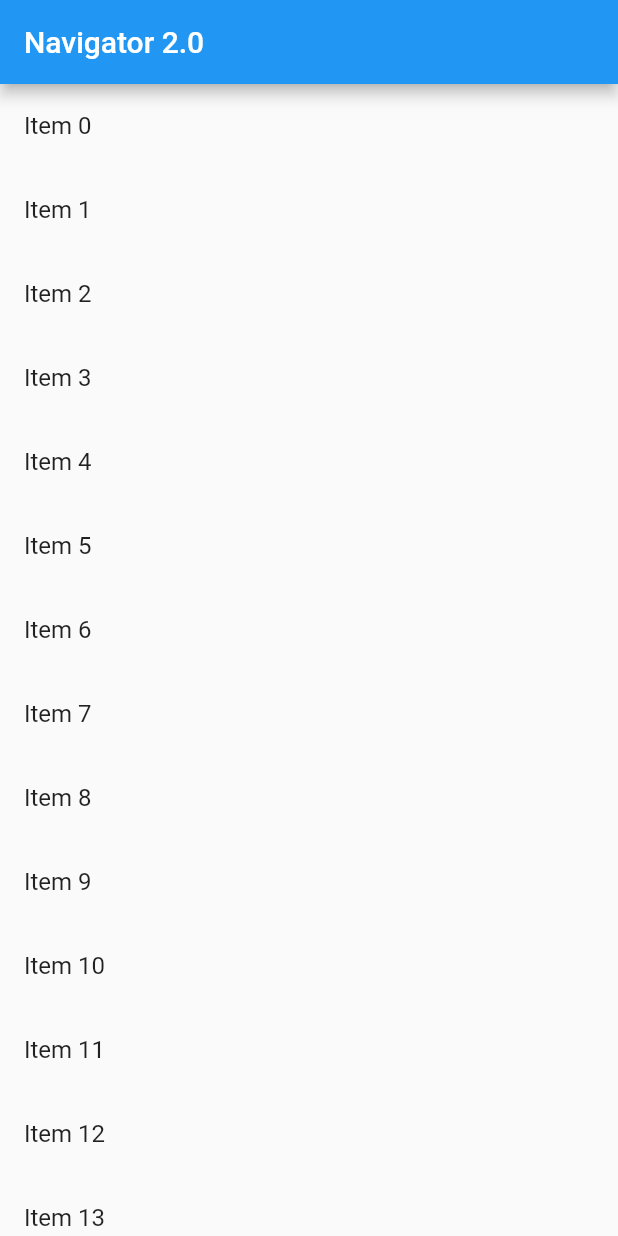
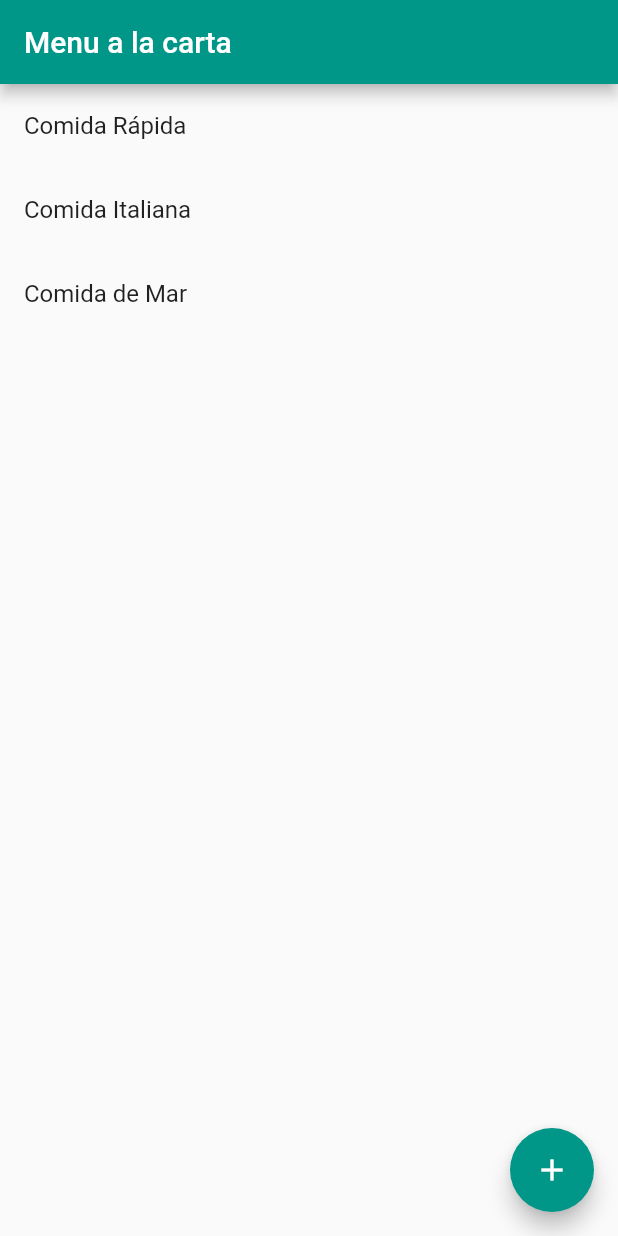
Before and after one commit to sergio-pomarico/navigator_app, a Flutter app: the screen it shows after launch, on a phone screen of 412 x 824 dp. Run offline on Flutter 3.47's test engine with Material 2 defaults, Android fonts, the phone set to English and light mode, and no system bars.

Commit message:
add navigator 2.0 class

```diff
--- a/lib/main.dart
+++ b/lib/main.dart
@@ -1,4 +1,8 @@
 import 'package:flutter/material.dart';
+import 'package:navigator_application/providers/categories_provider.dart';
+import 'package:navigator_application/router/router_delegate.dart';
+import 'package:navigator_application/router/router_information_parser.dart';
+import 'package:provider/provider.dart';
 
 void main() {
   runApp(MyApp());
@@ -14,82 +18,16 @@ class _AppState extends State<MyApp> {
 
   @override
   Widget build(BuildContext context) {
-    return MaterialApp(
-      title: 'Navigator 2.0',
-      theme: ThemeData(
-        primarySwatch: Colors.blue,
-      ),
-      // nos obliga a no apilar vistas
-      // manejar programaticamente el stack
-      home: Navigator(
-        pages: [
-          MaterialPage(
-              child: ListPage(
-                onItemSelect: _onItemTap,
-              ),
-              key: ValueKey('/list'),
-              name: 'list'),
-          if (currentItem.isNotEmpty)
-            MaterialPage(
-              child: ItemPage(currentItem),
-              name: '/item',
-            ),
-        ],
-        onPopPage: (route, result) {
-          if (!route.didPop(result)) {
-            return false;
-          }
-          setState(() {
-            currentItem = '';
-          });
-          return true;
-        },
+    return ChangeNotifierProvider(
+      create: (_) => CategoriesProvider(),
+      child: MaterialApp.router(
+        title: 'Navigator 2.0',
+        theme: ThemeData(
+          primarySwatch: Colors.teal,
+        ),
+        routeInformationParser: AppRouteInformationParser(),
+        routerDelegate: AppRouteDelegate(),
       ),
     );
   }
-
-  _onItemTap(String item) {
-    setState(() {
-      currentItem = item;
-    });
-  }
 }
-
-class ListPage extends StatelessWidget {
-  const ListPage({
-    required this.onItemSelect,
-    Key? key,
-  }) : super(key: key);
-
-  final Function(String) onItemSelect;
-
-  @override
-  Widget build(BuildContext context) => Scaffold(
-      appBar: AppBar(
-        title: Text('Navigator 2.0'),
-      ),
-      body: ListView.builder(
-        itemCount: 100,
-        itemBuilder: (BuildContext context, int index) {
-          return ListTile(
-            onTap: () {
-              onItemSelect('Item $index');
-            },
-            title: Text('Item $index'),
-          );
-        },
-      ));
-}
-
-class ItemPage extends StatelessWidget {
-  const ItemPage(this.item, {Key? key}) : super(key: key);
-  final String item;
-  @override
-  Widget build(BuildContext context) => Scaffold(
-      appBar: AppBar(
-        title: Text(this.item),
-      ),
-      body: Center(
-        child: Text(item),
-      ));
-}
--- /dev/null
+++ b/lib/model/category.dart
@@ -0,0 +1,9 @@
+import './item.dart';
+
+class Category {
+  final String id;
+  final String name;
+  final List<Item> menu;
+
+  Category({required this.name, required this.menu, required this.id});
+}
--- /dev/null
+++ b/lib/model/item.dart
@@ -0,0 +1,6 @@
+class Item {
+  final String name;
+  final String price;
+
+  Item(this.name, this.price);
+}
--- /dev/null
+++ b/lib/pages/categories_view.dart
@@ -0,0 +1,41 @@
+import 'package:flutter/material.dart';
+import 'package:navigator_application/model/category.dart';
+import 'package:navigator_application/providers/categories_provider.dart';
+import 'package:navigator_application/router/page_manager.dart';
+import 'package:provider/provider.dart';
+
+class CategoriesPage extends StatelessWidget {
+  const CategoriesPage({
+    Key? key,
+  }) : super(key: key);
+
+  @override
+  Widget build(BuildContext context) {
+    CategoriesProvider provider = context.watch<CategoriesProvider>();
+    return Scaffold(
+        appBar: AppBar(
+          title: Text('Menu a la carta'),
+        ),
+        floatingActionButton: FloatingActionButton(
+          child: Icon(
+            Icons.add,
+            color: Colors.white,
+          ),
+          onPressed: () {
+            provider.addCategory();
+          },
+        ),
+        body: ListView.builder(
+          itemCount: provider.categories.length,
+          itemBuilder: (BuildContext context, int index) {
+            Category cartegory = provider.categories[index];
+            return ListTile(
+              onTap: () {
+                RouterPageManager.of(context).openDetails(cartegory);
+              },
+              title: Text(cartegory.name),
+            );
+          },
+        ));
+  }
+}
--- /dev/null
+++ b/lib/pages/item_view.dart
@@ -0,0 +1,24 @@
+import 'package:flutter/material.dart';
+import 'package:navigator_application/model/category.dart';
+import 'package:navigator_application/model/item.dart';
+
+class ItemPage extends StatelessWidget {
+  const ItemPage(this.item, {Key? key}) : super(key: key);
+  final Category item;
+  @override
+  Widget build(BuildContext context) => Scaffold(
+      appBar: AppBar(
+        title: Text(this.item.name),
+      ),
+      body: Center(
+        child: ListView.builder(
+          itemCount: this.item.menu.length,
+          itemBuilder: (BuildContext context, int index) {
+            List<Item> menu = this.item.menu;
+            return ListTile(
+              title: Text(menu[index].name),
+            );
+          },
+        ),
+      ));
+}
--- /dev/null
+++ b/lib/providers/categories_provider.dart
@@ -0,0 +1,56 @@
+import 'package:flutter/material.dart';
+import 'package:navigator_application/model/category.dart';
+import 'package:navigator_application/model/item.dart';
+
+List<Category> menu = <Category>[
+  Category(
+    name: 'Comida Rápida',
+    id: '1',
+    menu: <Item>[
+      Item('Perro Caliente', '10000'),
+      Item('Hamburgesa', '15000'),
+      Item('Piazza', '12000'),
+    ],
+  ),
+  Category(
+    id: '2',
+    name: 'Comida Italiana',
+    menu: <Item>[
+      Item('Rissotto', '20000'),
+      Item('Lasaña', '25000'),
+      Item('Pastas', '12000'),
+    ],
+  ),
+  Category(
+    name: 'Comida de Mar',
+    id: '3',
+    menu: <Item>[
+      Item('Camarones', '20000'),
+      Item('Langosta', '55000'),
+      Item('Salmon', '12000'),
+    ],
+  ),
+];
+
+class CategoriesProvider extends ChangeNotifier {
+  List<Category> categories = [];
+
+  CategoriesProvider() {
+    addData();
+  }
+
+  void addData() {
+    categories = menu;
+  }
+
+  void addCategory() {
+    categories.add(
+      Category(
+        id: '4',
+        name: 'Comida del Pasifico',
+        menu: [],
+      ),
+    );
+    notifyListeners();
+  }
+}
--- /dev/null
+++ b/lib/router/app_path.dart
@@ -0,0 +1,15 @@
+class AppPath {
+  AppPath.home()
+      : _isHome = true,
+        _isUnknown = false;
+
+  AppPath.unknown()
+      : _isHome = false,
+        _isUnknown = true;
+
+  final bool _isHome;
+  final bool _isUnknown;
+
+  bool get isHomePage => _isHome;
+  bool get isUnknownPage => _isUnknown;
+}
--- /dev/null
+++ b/lib/router/page_manager.dart
@@ -0,0 +1,34 @@
+import 'package:flutter/material.dart';
+import 'package:navigator_application/model/category.dart';
+import 'package:navigator_application/pages/categories_view.dart';
+import 'package:navigator_application/pages/item_view.dart';
+import 'package:provider/provider.dart';
+
+class RouterPageManager extends ChangeNotifier {
+  final List<Page> _pages = <Page>[
+    MaterialPage(
+      child: CategoriesPage(),
+      key: ValueKey('/list'),
+      name: 'list',
+    ),
+  ];
+
+  List<Page> get pages => List.unmodifiable(_pages);
+
+  void openDetails(Category category) {
+    _pages.add(
+      MaterialPage(
+        child: ItemPage(category),
+      ),
+    );
+    notifyListeners();
+  }
+
+  void didPop(Page page) {
+    _pages.remove(page);
+    notifyListeners();
+  }
+
+  static RouterPageManager of(BuildContext context) =>
+      Provider.of<RouterPageManager>(context, listen: false);
+}
--- a/pubspec.yaml
+++ b/pubspec.yaml
@@ -23,6 +23,7 @@ environment:
 dependencies:
   flutter:
     sdk: flutter
+  provider: ^6.0.0
 
 
   # The following adds the Cupertino Icons font to your application.
```
Also changed, not shown: lib/router/router_delegate.dart (added, +59 -0 lines), lib/router/router_information_parser.dart (added, +28 -0 lines), pubspec.lock.
